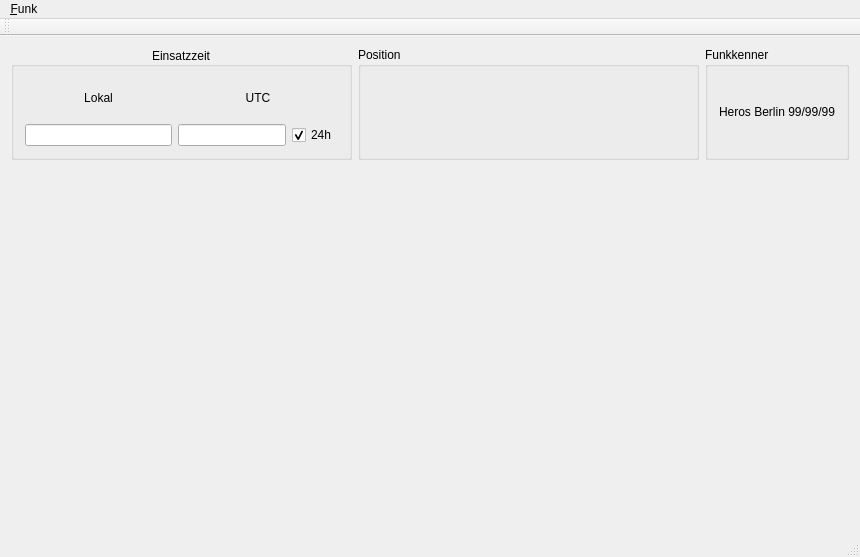
Above: Formulare/Hauptfenster.ui from tuxmaster/ELS-Klient before the change. Below: the same form after it.
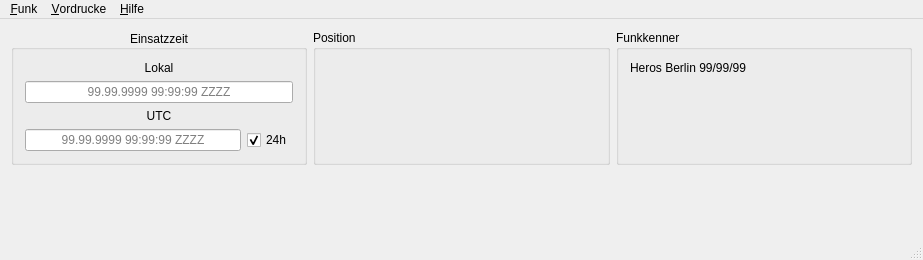
That is the form after the change.

Commit message: - Programminfo. - Oberfläche etwas aufgeräumt.

Patch:
```diff
--- a/Formulare/Hauptfenster.ui
+++ b/Formulare/Hauptfenster.ui
@@ -6,8 +6,8 @@
    <rect>
     <x>0</x>
     <y>0</y>
-    <width>860</width>
-    <height>557</height>
+    <width>923</width>
+    <height>260</height>
    </rect>
   </property>
   <property name="focusPolicy">
@@ -22,6 +22,12 @@
      <layout class="QHBoxLayout" name="horizontalLayout_2">
       <item>
        <widget class="QGroupBox" name="groupBox">
+        <property name="sizePolicy">
+         <sizepolicy hsizetype="MinimumExpanding" vsizetype="Preferred">
+          <horstretch>0</horstretch>
+          <verstretch>0</verstretch>
+         </sizepolicy>
+        </property>
         <property name="title">
          <string>Einsatzzeit</string>
         </property>
@@ -34,7 +40,7 @@
         <property name="checkable">
          <bool>false</bool>
         </property>
-        <layout class="QHBoxLayout" name="horizontalLayout">
+        <layout class="QVBoxLayout" name="verticalLayout_7">
          <item>
           <layout class="QVBoxLayout" name="verticalLayout">
            <item>
@@ -49,8 +55,11 @@
            </item>
            <item>
             <widget class="QLineEdit" name="txtZeitLokal">
-             <property name="text">
-              <string/>
+             <property name="sizePolicy">
+              <sizepolicy hsizetype="MinimumExpanding" vsizetype="Fixed">
+               <horstretch>0</horstretch>
+               <verstretch>0</verstretch>
+              </sizepolicy>
              </property>
              <property name="alignment">
               <set>Qt::AlignCenter</set>
@@ -58,6 +67,9 @@
              <property name="readOnly">
               <bool>true</bool>
              </property>
+             <property name="placeholderText">
+              <string notr="true">99.99.9999 99:99:99 ZZZZ</string>
+             </property>
             </widget>
            </item>
           </layout>
@@ -78,6 +90,12 @@
             <layout class="QHBoxLayout" name="horizontalLayout_3">
              <item>
               <widget class="QLineEdit" name="txtZeitUTC">
+               <property name="sizePolicy">
+                <sizepolicy hsizetype="MinimumExpanding" vsizetype="Fixed">
+                 <horstretch>0</horstretch>
+                 <verstretch>0</verstretch>
+                </sizepolicy>
+               </property>
                <property name="text">
                 <string/>
                </property>
@@ -87,6 +105,9 @@
                <property name="readOnly">
                 <bool>true</bool>
                </property>
+               <property name="placeholderText">
+                <string notr="true">99.99.9999 99:99:99 ZZZZ</string>
+               </property>
               </widget>
              </item>
              <item>
@@ -108,6 +129,12 @@
       </item>
       <item>
        <widget class="QGroupBox" name="groupBox_2">
+        <property name="sizePolicy">
+         <sizepolicy hsizetype="MinimumExpanding" vsizetype="Preferred">
+          <horstretch>0</horstretch>
+          <verstretch>0</verstretch>
+         </sizepolicy>
+        </property>
         <property name="title">
          <string>Position</string>
         </property>
@@ -142,6 +169,12 @@
       </item>
       <item>
        <widget class="QGroupBox" name="groupBox_3">
+        <property name="sizePolicy">
+         <sizepolicy hsizetype="MinimumExpanding" vsizetype="Preferred">
+          <horstretch>0</horstretch>
+          <verstretch>0</verstretch>
+         </sizepolicy>
+        </property>
         <property name="title">
          <string>Funkkenner</string>
         </property>
@@ -153,6 +186,19 @@
            </property>
           </widget>
          </item>
+         <item>
+          <spacer name="verticalSpacer_2">
+           <property name="orientation">
+            <enum>Qt::Vertical</enum>
+           </property>
+           <property name="sizeHint" stdset="0">
+            <size>
+             <width>20</width>
+             <height>102</height>
+            </size>
+           </property>
+          </spacer>
+         </item>
         </layout>
        </widget>
       </item>
@@ -178,7 +224,7 @@
     <rect>
      <x>0</x>
      <y>0</y>
-     <width>860</width>
+     <width>923</width>
      <height>27</height>
     </rect>
    </property>
@@ -189,15 +235,20 @@
     <addaction name="action_Kenner_setzen"/>
     <addaction name="action_Alphabet"/>
    </widget>
+   <widget class="QMenu" name="menu_Hilfe">
+    <property name="title">
+     <string>&amp;Hilfe</string>
+    </property>
+    <addaction name="action_Info"/>
+   </widget>
+   <widget class="QMenu" name="menu_Vordrucke">
+    <property name="title">
+     <string>&amp;Vordrucke</string>
+    </property>
+   </widget>
    <addaction name="menu_Funk"/>
-  </widget>
-  <widget class="QToolBar" name="mainToolBar">
-   <attribute name="toolBarArea">
-    <enum>TopToolBarArea</enum>
-   </attribute>
-   <attribute name="toolBarBreak">
-    <bool>false</bool>
-   </attribute>
+   <addaction name="menu_Vordrucke"/>
+   <addaction name="menu_Hilfe"/>
   </widget>
   <widget class="QStatusBar" name="statusBar"/>
   <action name="action_Kenner_setzen">
```
Left out of the diff: 5 changed lines with no effect on the pictures. The commit also changes 2 other files.
